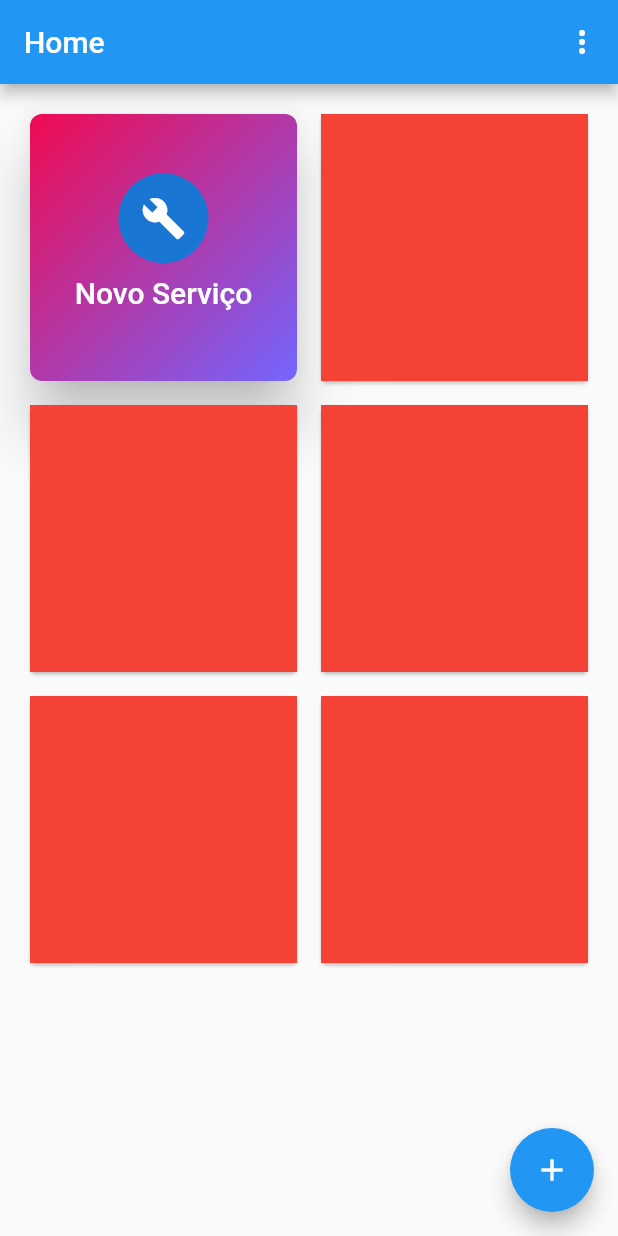
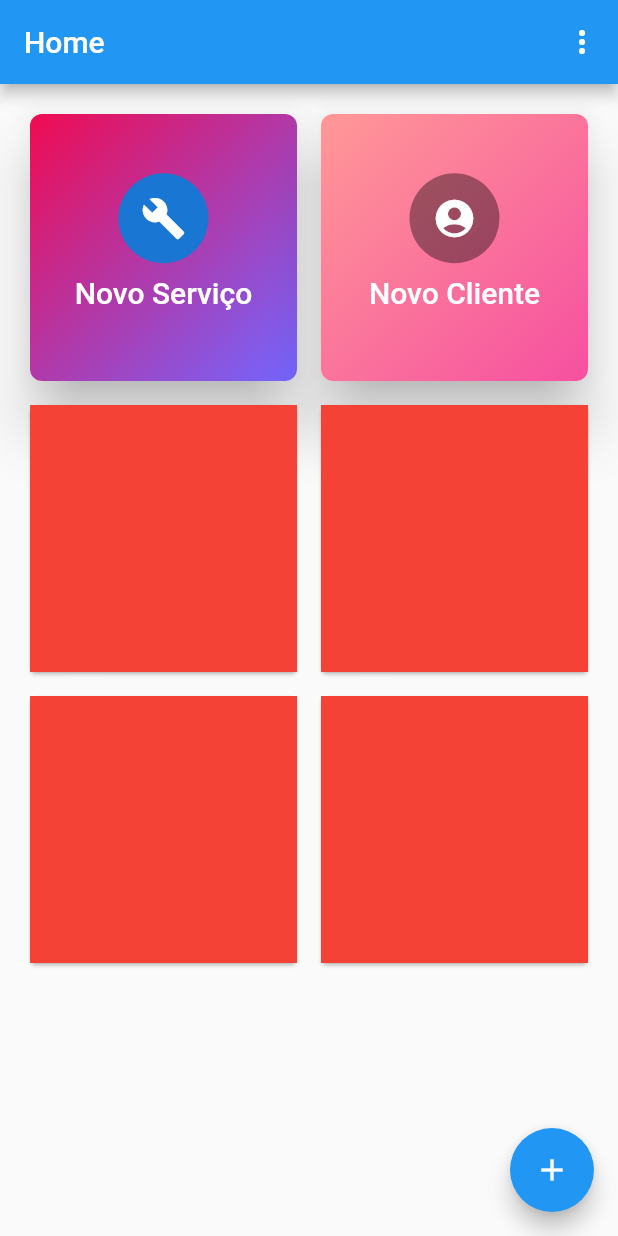
Before and after one commit to PauloRamosDev/modulo_de_contagem, a Flutter app: the screen it shows after launch, on a phone screen of 412 x 824 dp. Run offline on Flutter 3.47's test engine with Material 2 defaults, Android fonts, the phone set to English and light mode, and no system bars; our stand-ins replace cloud_firestore, dio, file_picker, firebase_storage, sqflite; missing offline and left inert: flutter_barcode_scanner; accounts and stored records are empty.

Commit message:
add 2 pages

```diff
--- a/lib/db-helper.dart
+++ b/lib/db-helper.dart
@@ -1,5 +1,4 @@
 import 'dart:async';
-import 'dart:io';
 
 import 'package:path/path.dart';
 import 'package:sqflite/sqflite.dart';
--- a/lib/firebaseHelper.dart
+++ b/lib/firebaseHelper.dart
@@ -1,7 +1,5 @@
 import 'dart:async';
-import 'dart:convert';
 import 'dart:io';
-import 'dart:isolate';
 
 import 'package:archive/archive.dart';
 import 'package:cloud_firestore/cloud_firestore.dart';
--- a/lib/main.dart
+++ b/lib/main.dart
@@ -2,14 +2,12 @@ import 'dart:convert';
 import 'dart:io';
 
 import 'package:flutter/material.dart';
-import 'package:modulo_de_contagem/custom_alert_dialog.dart';
-import 'package:modulo_de_contagem/db-helper.dart';
+import 'package:flutter_localizations/flutter_localizations.dart';
 import 'package:modulo_de_contagem/firebaseHelper.dart';
 import 'package:modulo_de_contagem/input-dao.dart';
 import 'package:modulo_de_contagem/pageContagem.dart';
 import 'package:modulo_de_contagem/ui/page_adminstrador/page_adminstrador.dart';
 import 'package:modulo_de_contagem/ui/page_layout_contrutor/page_builder_layout.dart';
-import 'package:modulo_de_contagem/ui/page_layout_contrutor/widget/widget_builder_field.dart';
 
 void main() => runApp(MyApp());
 
@@ -18,6 +16,14 @@ class MyApp extends StatelessWidget {
   Widget build(BuildContext context) {
     return MaterialApp(
       debugShowCheckedModeBanner: false,
+      localizationsDelegates: [
+        GlobalCupertinoLocalizations.delegate,
+        GlobalWidgetsLocalizations.delegate,
+        GlobalMaterialLocalizations.delegate
+      ],
+      supportedLocales: [
+        const Locale('pt','BR')
+      ],
       title: 'Modulo de contagem',
       theme: ThemeData(
         primarySwatch: Colors.blue,
@@ -63,14 +69,15 @@ class _MyHomePageState extends State<MyHomePage> {
                   Navigator.push(
                       context,
                       MaterialPageRoute(
-                          builder: (BuildContext context) => PageBuilderLayout()));
+                          builder: (BuildContext context) =>
+                              PageBuilderLayout()));
                   break;
               }
             },
           ),
         ],
       ),
-body: PageAdministrador(),
+      body: PageAdministrador(),
 //      body: FutureBuilder<List<Field>>(
 //          future: BaseDAO().findAll(),
 //          builder: (context, snapshot) {
--- a/lib/ui/page_adminstrador/page_adminstrador.dart
+++ b/lib/ui/page_adminstrador/page_adminstrador.dart
@@ -1,7 +1,9 @@
 import 'dart:ui';
 
 import 'package:flutter/material.dart';
+import 'package:modulo_de_contagem/ui/page_adminstrador/novo_cliente/page_novo_cliente.dart';
 import 'package:modulo_de_contagem/ui/page_adminstrador/novo_servico/page_novo_servico.dart';
+import 'package:modulo_de_contagem/ui/page_adminstrador/widget/custom_card_view.dart';
 
 class PageAdministrador extends StatelessWidget {
   @override
@@ -94,12 +96,7 @@ class PageAdministrador extends StatelessWidget {
                 )),
           ),
         ),
-        Card(
-          child: SizedBox.expand(
-              child: Container(
-            color: Colors.red,
-          )),
-        ),
+        CustomCardView(Icons.account_circle, 'Novo Cliente', 4, 5,PageNovoCliente()),
         Card(
           child: SizedBox.expand(
               child: Container(
--- /dev/null
+++ b/lib/ui/page_adminstrador/widget/custom_card_view.dart
@@ -0,0 +1,74 @@
+import 'package:flutter/material.dart';
+
+class CustomCardView extends StatelessWidget {
+  CustomCardView(this.icons, this.label, this.cor1, this.cor2, this.page);
+
+  final IconData icons;
+  final String label;
+  final int cor1;
+  final int cor2;
+  final page;
+
+  static const colors = [
+    Color(0xFFF00B51),
+    Color(0xFF7366FF),
+    Color(0xFF00FFED),
+    Color(0xFF00B8BA),
+    Color(0xFFFF9897),
+    Color(0xFFF650A0),
+  ];
+
+  @override
+  Widget build(BuildContext context) {
+    return InkWell(
+      onTap: () {
+        Navigator.push(context,
+            MaterialPageRoute(builder: (BuildContext context) {
+          return page;
+        }));
+      },
+      child: Card(
+        shape: const RoundedRectangleBorder(
+            borderRadius: BorderRadius.all(Radius.circular(8))),
+        elevation: 16,
+        child: Container(
+            decoration: BoxDecoration(
+                borderRadius: BorderRadius.circular(8),
+                gradient: LinearGradient(
+                    begin: Alignment.topLeft,
+                    end: Alignment.bottomRight,
+                    colors: [
+                      colors[cor1],
+                      colors[cor2],
+                    ])),
+            height: 75,
+            width: 75,
+            child: Column(
+              mainAxisAlignment: MainAxisAlignment.center,
+              children: <Widget>[
+                CircleAvatar(
+                  backgroundColor: Colors.black38,
+                  minRadius: 30,
+                  child: Icon(
+                    icons,
+                    size: 30,
+                    color: Colors.white,
+                  ),
+                ),
+                Padding(
+                  padding: const EdgeInsets.all(8.0),
+                  child: Text(
+                    label,
+                    style: TextStyle(
+                      color: Colors.white,
+                      fontWeight: FontWeight.w500,
+                      fontSize: 20,
+                    ),
+                  ),
+                )
+              ],
+            )),
+      ),
+    );
+  }
+}
--- a/lib/ui/page_layout_contrutor/page_builder_layout.dart
+++ b/lib/ui/page_layout_contrutor/page_builder_layout.dart
@@ -2,7 +2,6 @@ import 'dart:convert';
 import 'dart:io';
 
 import 'package:flutter/material.dart';
-import 'package:modulo_de_contagem/firebaseHelper.dart';
 import 'package:modulo_de_contagem/ui/page_layout_contrutor/widget/widget_builder_field.dart';
 import 'package:path_provider/path_provider.dart';
 
--- a/pubspec.yaml
+++ b/pubspec.yaml
@@ -18,6 +18,8 @@ environment:
 
 dependencies:
   flutter:
+    sdk: flutter
+  flutter_localizations:
     sdk: flutter
 
   flutter_barcode_scanner: ^0.1.7
```
Also changed, not shown: lib/nav.dart (added, +27 -0 lines), lib/ui/commons/widget/custom_date_picker.dart (added, +68 -0 lines), lib/ui/page_adminstrador/novo_cliente/page_novo_cliente.dart (added, +78 -0 lines), lib/ui/page_adminstrador/novo_servico/page_novo_servico.dart (+18 -36 lines), lib/ui/page_adminstrador/novo_servico/widget/custom_drop_down.dart (added, +50 -0 lines), lib/ui/page_adminstrador/novo_servico/widget/custom_form_field.dart (added, +30 -0 lines), pubspec.lock.
